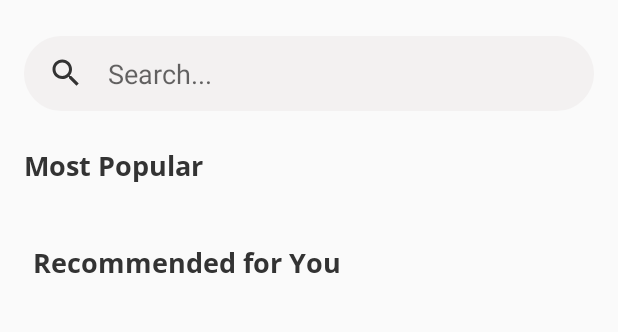
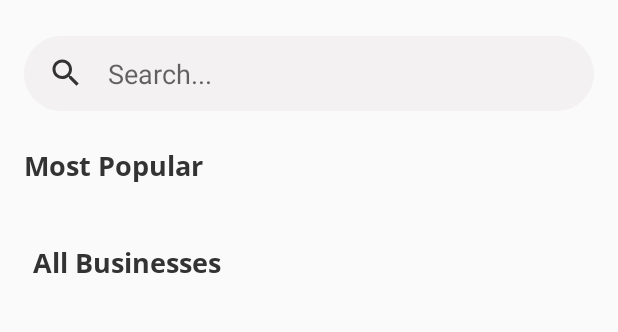
Before and after one commit to ETS-Android3/BiteSize, an Android app: the screen it shows after launch (MainActivity), on a phone screen of 412 x 824 dp, the part 74-406 px from its top. Run offline under Robolectric (Android 15) with nearby library versions, the phone set to English and light mode, and no system bars; our stand-ins replace Firebase (no records; nobody signed in at launch, a user with empty details on screens opened directly).

Commit message:
All business adapter setup, horizontal scroll added for popular,

```diff
--- a/app/src/main/java/com/example/bitesize/MainActivity.java
+++ b/app/src/main/java/com/example/bitesize/MainActivity.java
@@ -7,10 +7,7 @@ import androidx.recyclerview.widget.LinearLayoutManager;
 import androidx.recyclerview.widget.RecyclerView;
 
 import android.content.Intent;
-import android.net.Uri;
 import android.os.Bundle;
-import android.view.View;
-import android.widget.Button;
 
 import com.google.firebase.database.DataSnapshot;
 import com.google.firebase.database.DatabaseError;
@@ -18,9 +15,7 @@ import com.google.firebase.database.DatabaseReference;
 import com.google.firebase.database.FirebaseDatabase;
 import com.google.firebase.database.ValueEventListener;
 
-import java.lang.reflect.Array;
 import java.util.ArrayList;
-import java.util.Arrays;
 import java.util.List;
 
 public class MainActivity extends AppCompatActivity {
@@ -47,6 +42,7 @@ public class MainActivity extends AppCompatActivity {
                 }
 
                 RecyclerView businessRecycler = findViewById(R.id.popular_recycler);
+                RecyclerView allRecycler = findViewById(R.id.all_recycler);
                 String[] businessNames = new String[businessList.size()];
                 int[] businessImages = new int[businessList.size()];
                 for (int i = 0; i < businessList.size(); i++) {
@@ -57,9 +53,12 @@ public class MainActivity extends AppCompatActivity {
 
                 CaptionedImagesAdapter adapter = new CaptionedImagesAdapter(businessNames, businessImages);
                 businessRecycler.setAdapter(adapter);
+                allRecycler.setAdapter(adapter);
 
-                GridLayoutManager lm = new GridLayoutManager(MainActivity.this, 2);
+                GridLayoutManager lm = new GridLayoutManager(MainActivity.this, 1, RecyclerView.HORIZONTAL, false);
                 businessRecycler.setLayoutManager(lm);
+                GridLayoutManager lm2 = new GridLayoutManager(MainActivity.this, 2);
+                allRecycler.setLayoutManager(lm2);
 
 
                 adapter.setListener(new CaptionedImagesAdapter.Listener() {
@@ -102,7 +101,7 @@ public class MainActivity extends AppCompatActivity {
 
     private void getRecommendedData(List<Business> recommendedList){
 
-        recommendedRecyclerView = findViewById(R.id.recommended_recycler);
+        recommendedRecyclerView = findViewById(R.id.all_recycler);
         recommendedAdapter = new RecommendedAdapter(this, recommendedList);
         RecyclerView.LayoutManager layoutManager = new LinearLayoutManager(this, LinearLayoutManager.HORIZONTAL, false);
         recommendedRecyclerView.setLayoutManager(layoutManager);
--- a/app/src/main/res/layout/activity_business_details.xml
+++ b/app/src/main/res/layout/activity_business_details.xml
@@ -129,6 +129,7 @@
             android:text="@string/instagram_text"
             android:textColor="#FFFFFF"
             android:textSize="18sp"
+            android:background="@color/colorAccent"
             app:layout_constraintBottom_toBottomOf="parent"
             app:layout_constraintEnd_toEndOf="parent"
             app:layout_constraintHorizontal_bias="0.0"
@@ -149,6 +150,7 @@
             android:text="@string/menu_text"
             android:textColor="#FFFFFF"
             android:textSize="18sp"
+            android:background="@color/colorAccent"
             app:layout_constraintBottom_toBottomOf="parent"
             app:layout_constraintEnd_toEndOf="parent"
             app:layout_constraintHorizontal_bias="0.0"
--- a/app/src/main/res/layout/activity_main.xml
+++ b/app/src/main/res/layout/activity_main.xml
@@ -82,14 +82,14 @@
             android:layout_marginStart="22dp"
             android:layout_marginTop="24dp"
             android:fontFamily="@font/open_sans_bold"
-            android:text="Recommended for You"
+            android:text="All Businesses"
             android:textColor="#333333"
             android:textSize="18sp"
             app:layout_constraintStart_toStartOf="parent"
             app:layout_constraintTop_toBottomOf="@+id/popular_recycler" />
 
         <androidx.recyclerview.widget.RecyclerView
-            android:id="@+id/recommended_recycler"
+            android:id="@+id/all_recycler"
             android:layout_width="0dp"
             android:layout_height="wrap_content"
             android:layout_marginTop="16dp"
--- a/app/src/main/res/layout/card_captioned_image.xml
+++ b/app/src/main/res/layout/card_captioned_image.xml
@@ -3,7 +3,7 @@
     xmlns:android="http://schemas.android.com/apk/res/android"
     xmlns:card_view="http://schemas.android.com/apk/res-auto"
     android:id="@+id/card_view"
-    android:layout_width="match_parent"
+    android:layout_width="200dp"
     android:layout_height="200dp"
     android:layout_margin="5dp"
     card_view:cardElevation="2dp"
```
